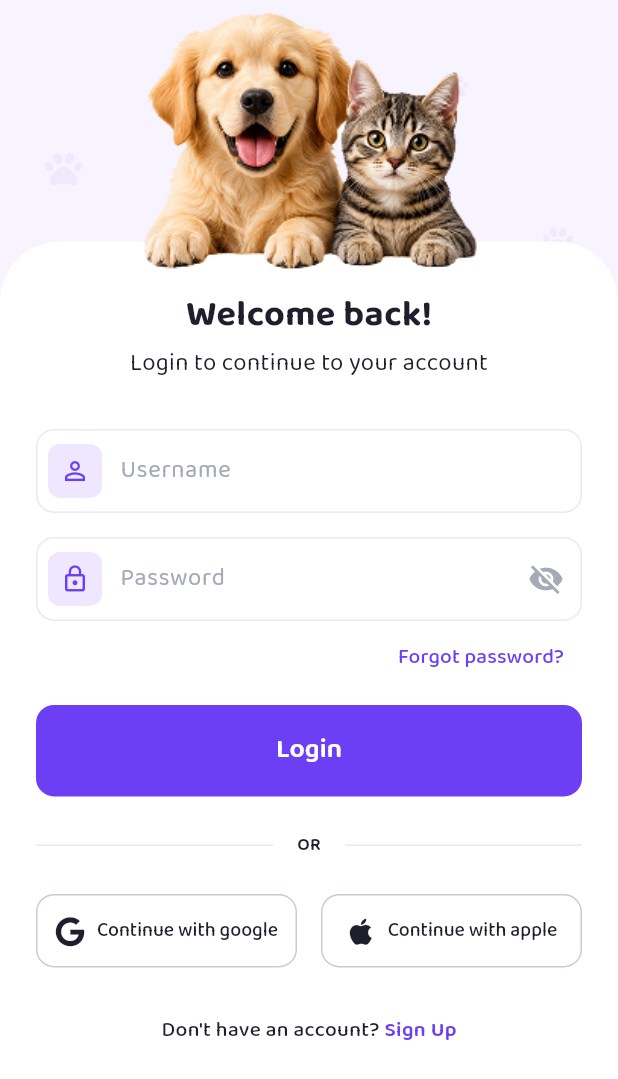
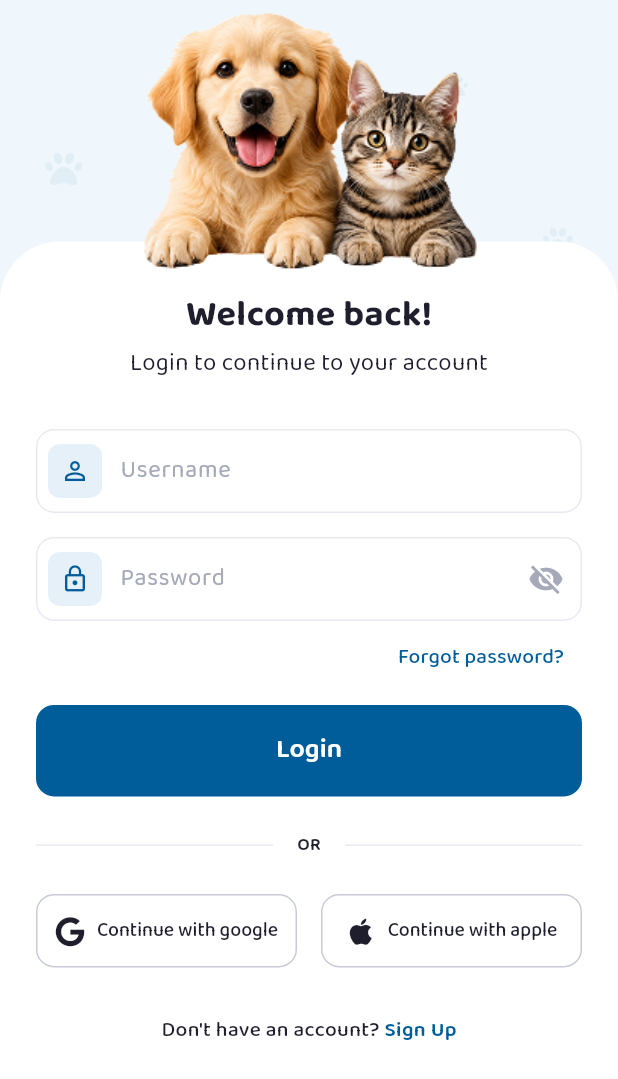
Before and after one commit to Asim-9812/nextrestrov2, a Flutter app: the screen it shows after launch, scrolled down 222 dp, on a phone screen of 412 x 824 dp. Shown: the top 1079 px of the screen. Run offline on Flutter 3.47's test engine with Material 3 defaults, Android fonts, the phone set to English and light mode, and no system bars; our stand-ins replace animate_do, dartz, device_preview, dio, equatable, firebase_core and 9 more; missing offline and left inert: onesignal_flutter; accounts and stored records are empty.

Commit message:
fix: resolve user info card not showing in profile and update theme colors to blue palette

```diff
--- a/lib/core/constants/app_colors.dart
+++ b/lib/core/constants/app_colors.dart
@@ -2,12 +2,12 @@ import 'package:flutter/material.dart';
 
 class AppColors {
   // Primaries
-  static const Color primary = Color(0xFF6C3FF5);
-  static const Color primaryVariant = Color(0xFF7C4DFF);
-  static const Color primaryBg = Color(0xFFE7EAF2);
-  static const Color primarySoft = Color(0xFFEEE7FF);
-  static const Color primaryLighter = Color(0xFFF7F3FF);
-  static const Color primaryLightest = Color(0xFFFBF9FF);
+  static const Color primary = Color(0xFF015C9A);
+  static const Color primaryVariant = Color(0xFF014B7D);
+  static const Color primaryBg = Color(0xFFE7EEF2);
+  static const Color primarySoft = Color(0xFFE6F0F9);
+  static const Color primaryLighter = Color(0xFFF0F7FC);
+  static const Color primaryLightest = Color(0xFFF8FBFE);
   static const Color white = Color(0xFFFFFFFF);
 
   // Secondaries
@@ -32,24 +32,24 @@ class AppColors {
 
   // Accents
   static const Color accentSuccess = Color(0xFF34C759);
-  static const Color accentInfo = Color(0xFF7C4DFF);
-  static const Color accentBg = Color(0xFFE7EAF2);
+  static const Color accentInfo = Color(0xFF015C9A);
+  static const Color accentBg = Color(0xFFE7EEF2);
   static const Color accentError = Color(0xFFFF4D7D);
   static const Color accentWarning = Color(0xFFFF5A5F);
   static const Color accentHighlight = Color(0xFFFFB800);
 
   // Categories
-  static const Color catGray = Color(0xFFE7EAF2);
+  static const Color catGray = Color(0xFFE7EEF2);
   static const Color catGreen = Color(0xFFE8FFF2);
   static const Color catBlue = Color(0xFFEAF4FF);
-  static const Color catPurple = Color(0xFFEFE7FF);
-  static const Color catIndigo = Color(0xFFF2EEFF);
+  static const Color catPurple = Color(0xFFE7EEFF);
+  static const Color catIndigo = Color(0xFFEEF2FF);
   static const Color catPink = Color(0xFFFFEAF2);
   static const Color catYellow = Color(0xFFFFF5D8);
 
   // Buttons
-  static const Color buttonDeep = Color(0xFF5A2EE6);
-  static const Color buttonPrimary = Color(0xFF6C3FF5);
-  static const Color buttonLight = Color(0xFF7C4DFF);
-  static const Color buttonBg = Color(0xFFE7EAF2);
+  static const Color buttonDeep = Color(0xFF003E70);
+  static const Color buttonPrimary = Color(0xFF015C9A);
+  static const Color buttonLight = Color(0xFF2A8BCA);
+  static const Color buttonBg = Color(0xFFE7EEF2);
 }
--- a/lib/core/widgets/app_error_widget.dart
+++ b/lib/core/widgets/app_error_widget.dart
@@ -24,7 +24,7 @@ class AppErrorWidget extends StatelessWidget {
   @override
   Widget build(BuildContext context) {
     return Scaffold(
-      backgroundColor: const Color(0xFFF7F3FF), // Light purple background
+      backgroundColor: const Color(0xFFF0F7FC), // Light blue background
       body: Stack(
         children: [
           // Background Decorative Icons (Improved Grid-based Distribution)
--- a/lib/features/auth/data/datasources/auth_remote_data_source.dart
+++ b/lib/features/auth/data/datasources/auth_remote_data_source.dart
@@ -106,8 +106,10 @@ class AuthRemoteDataSourceImpl implements AuthRemoteDataSource {
   Future<UserModel> getProfile() async {
     try {
       final response = await _dioClient.get(ApiEndpoints.profile);
-      if (response.data != null && response.data['data'] != null) {
-        return UserModel.fromJson(response.data['data']);
+      if (response.data != null) {
+        // Handle both cases: data directly in root or inside 'data' key
+        final userData = response.data['data'] ?? response.data;
+        return UserModel.fromJson(userData);
       }
       throw Exception('Failed to load profile');
     } catch (e) {
--- a/lib/features/auth/presentation/pages/forgot_password_page.dart
+++ b/lib/features/auth/presentation/pages/forgot_password_page.dart
@@ -59,7 +59,7 @@ class _ForgotPasswordPageState extends State<ForgotPasswordPage> {
         }
       },
       child: Scaffold(
-        backgroundColor: const Color(0xFFF7F3FF),
+        backgroundColor: const Color(0xFFF0F7FC),
         body: Stack(
           children: [
             ..._buildBackgroundWaves(size),
--- a/lib/features/auth/presentation/pages/login_page.dart
+++ b/lib/features/auth/presentation/pages/login_page.dart
@@ -56,7 +56,7 @@ class _LoginPageState extends State<LoginPage> {
         }
       },
       child: Scaffold(
-        backgroundColor: const Color(0xFFF7F3FF),
+        backgroundColor: const Color(0xFFF0F7FC),
         body: Stack(
           children: [
             // 1. Background Waves (Bottom Layer)
--- a/lib/features/auth/presentation/pages/reset_password_page.dart
+++ b/lib/features/auth/presentation/pages/reset_password_page.dart
@@ -124,7 +124,7 @@ class _ResetPasswordPageState extends State<ResetPasswordPage> {
         }
       },
       child: Scaffold(
-        backgroundColor: const Color(0xFFF7F3FF),
+        backgroundColor: const Color(0xFFF0F7FC),
         body: Stack(
           children: [
             ..._buildBackgroundWaves(size),
--- a/lib/features/auth/presentation/pages/sign_up_page.dart
+++ b/lib/features/auth/presentation/pages/sign_up_page.dart
@@ -112,7 +112,7 @@ class _SignUpPageState extends State<SignUpPage> {
         }
       },
       child: Scaffold(
-        backgroundColor: const Color(0xFFF7F3FF),
+        backgroundColor: const Color(0xFFF0F7FC),
         extendBodyBehindAppBar: true,
         body: Stack(
           children: [
--- a/lib/features/auth/presentation/widgets/password_strength_indicator.dart
+++ b/lib/features/auth/presentation/widgets/password_strength_indicator.dart
@@ -16,7 +16,7 @@ class PasswordStrengthIndicator extends StatelessWidget {
     return Container(
       padding: const EdgeInsets.symmetric(horizontal: 16, vertical: 12),
       decoration: BoxDecoration(
-        color: const Color(0xFFF3F0FF),
+        color: const Color(0xFFF0F7FC),
         borderRadius: BorderRadius.circular(12),
       ),
       child: Row(
--- a/lib/features/dashboard/presentation/widgets/app_drawer.dart
+++ b/lib/features/dashboard/presentation/widgets/app_drawer.dart
@@ -40,7 +40,7 @@ class AppDrawer extends StatelessWidget {
             width: double.infinity,
             padding: const EdgeInsets.symmetric(vertical: 40, horizontal: 20),
             decoration: const BoxDecoration(
-              color: Color(0xFFF2EEFF), // Light purple background
+              color: Color(0xFFEEF2FF), // Light blue background
             ),
             child: const Align(
               alignment: Alignment.bottomCenter,
@@ -137,7 +137,7 @@ class AppDrawer extends StatelessWidget {
     return Container(
       padding: const EdgeInsets.all(12),
       decoration: BoxDecoration(
-        color: const Color(0xFFF6F3FF),
+        color: const Color(0xFFF0F7FC),
         borderRadius: BorderRadius.circular(12),
       ),
       child: Row(
@@ -317,7 +317,7 @@ class AppDrawer extends StatelessWidget {
         margin: const EdgeInsets.symmetric(horizontal: 10),
         padding: const EdgeInsets.symmetric(horizontal: 15, vertical: 12),
         decoration: BoxDecoration(
-          color: const Color(0xFFF2EEFF),
+          color: const Color(0xFFEEF2FF),
           borderRadius: BorderRadius.circular(12),
         ),
         child: Row(
--- a/lib/features/dashboard/presentation/widgets/dashboard_search_bar.dart
+++ b/lib/features/dashboard/presentation/widgets/dashboard_search_bar.dart
@@ -22,7 +22,7 @@ class DashboardSearchBar extends StatelessWidget {
           height: 55,
           padding: const EdgeInsets.symmetric(horizontal: 12, vertical: 6),
           decoration: BoxDecoration(
-            color: const Color(0xFFF7F8FA),
+            color: AppColors.primaryLightest,
             borderRadius: BorderRadius.circular(15),
             border: Border.all(color: Colors.grey.shade200),
           ),
--- a/lib/features/notification/presentation/pages/notification_page.dart
+++ b/lib/features/notification/presentation/pages/notification_page.dart
@@ -193,7 +193,7 @@ class _NotificationPageState extends State<NotificationPage> with SingleTickerPr
       margin: const EdgeInsets.symmetric(horizontal: 20),
       height: 65,
       decoration: BoxDecoration(
-        color: const Color(0xFFF7F3FF),
+        color: const Color(0xFFF0F7FC),
         borderRadius: BorderRadius.circular(12),
       ),
       child: TabBar(
--- a/lib/features/profile/presentation/widgets/profile_header.dart
+++ b/lib/features/profile/presentation/widgets/profile_header.dart
@@ -13,7 +13,7 @@ class ProfileHeader extends StatelessWidget {
     return Container(
       padding: const EdgeInsets.all(20),
       decoration: BoxDecoration(
-        color: const Color(0xFFF2EEFF),
+        color: AppColors.primaryLighter,
         borderRadius: BorderRadius.circular(24),
       ),
       child: Stack(
--- a/lib/features/profile/presentation/widgets/profile_menu_section.dart
+++ b/lib/features/profile/presentation/widgets/profile_menu_section.dart
@@ -11,7 +11,7 @@ class ProfileMenuSection extends StatelessWidget {
   Widget build(BuildContext context) {
     return Container(
       decoration: BoxDecoration(
-        color: const Color(0xFFF7F8FA), // Light grey background
+        color: AppColors.primaryLightest, // Light blue background
         borderRadius: BorderRadius.circular(10),
       ),
       child: Column(
--- a/lib/features/profile/presentation/widgets/profile_support_section.dart
+++ b/lib/features/profile/presentation/widgets/profile_support_section.dart
@@ -56,7 +56,7 @@ class ProfileSupportSection extends StatelessWidget {
           Container(
             padding: const EdgeInsets.all(8),
             decoration: BoxDecoration(
-              color: const Color(0xFFF7F8FA),
+              color: AppColors.primaryLightest,
               borderRadius: BorderRadius.circular(8),
             ),
             child: Icon(icon, color: AppColors.primary, size: 18),
--- a/lib/features/splash/presentation/pages/splash_page.dart
+++ b/lib/features/splash/presentation/pages/splash_page.dart
@@ -58,9 +58,9 @@ class _SplashPageState extends State<SplashPage> {
                 begin: Alignment.topCenter,
                 end: Alignment.bottomCenter,
                 colors: [
-                  Color(0xFFF7F3FF),
+                  Color(0xFFF0F7FC),
                   AppColors.white,
-                  Color(0xFFF7F3FF),
+                  Color(0xFFF0F7FC),
                 ],
               ),
             ),
@@ -79,7 +79,7 @@ class _SplashPageState extends State<SplashPage> {
                   child: const Hero(
                     tag: 'appLogo',
                     child: AppLogo(
-                      size: 60,
+                      size: 180,
                       pawColor: AppColors.white,
                     ),
                   ),
```
Also changed, not shown: 1 other file.
